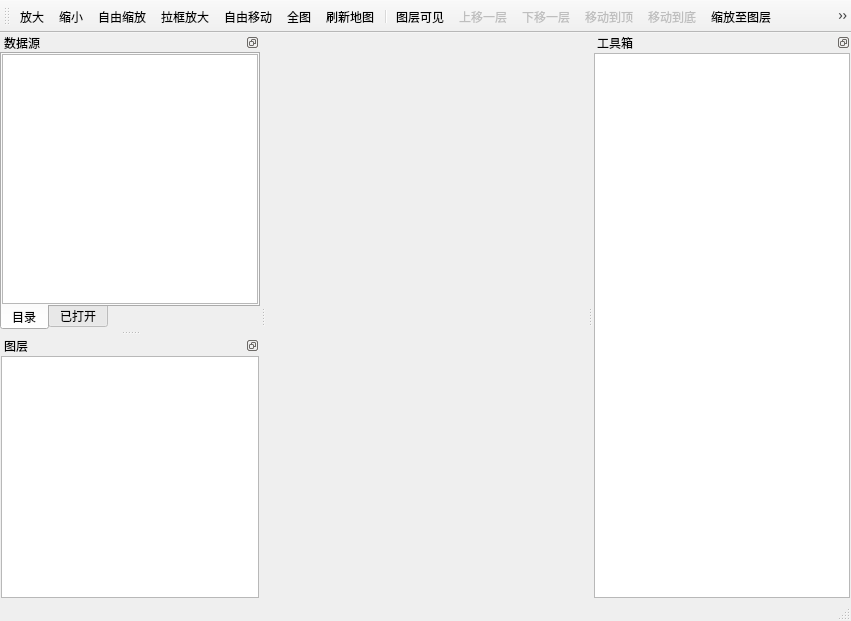
lidar-nevermore/tGis, file tGis.App/tGisApp.ui: the form before one commit.
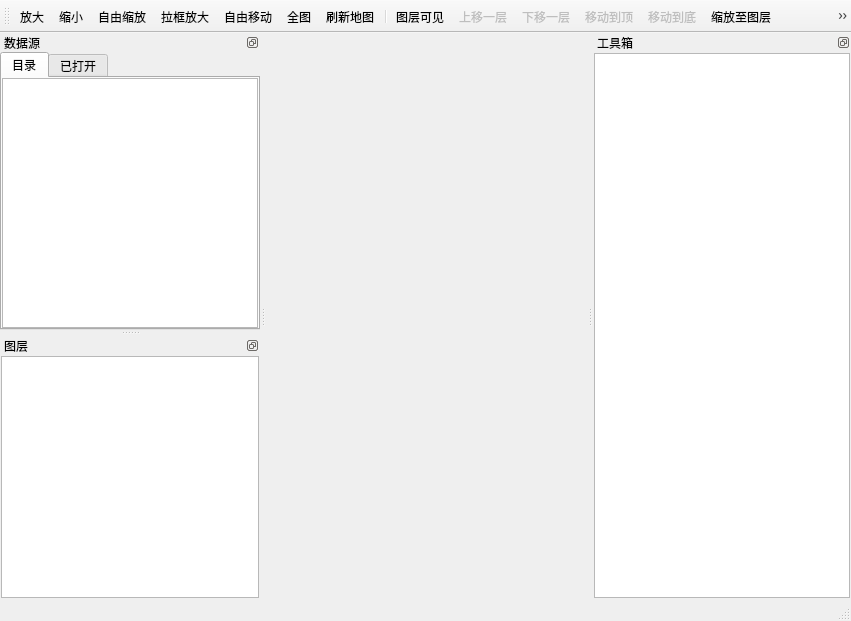
The form after the commit. Icons and pictures are not drawn. Custom widgets are drawn as their Qt base class.

Diff of the .ui file:
```diff
--- a/tGis.App/tGisApp.ui
+++ b/tGis.App/tGisApp.ui
@@ -103,9 +103,6 @@
      </property>
      <item>
       <widget class="QTabWidget" name="tabWidget">
-       <property name="tabPosition">
-        <enum>QTabWidget::South</enum>
-       </property>
        <property name="currentIndex">
         <number>0</number>
        </property>
```
